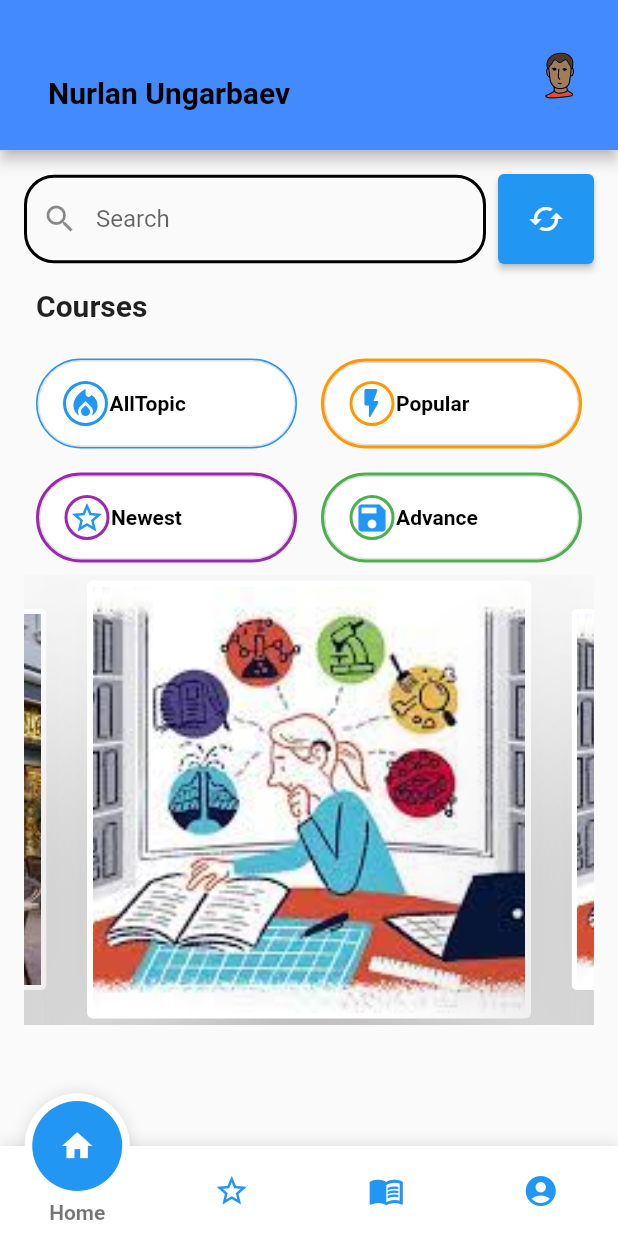
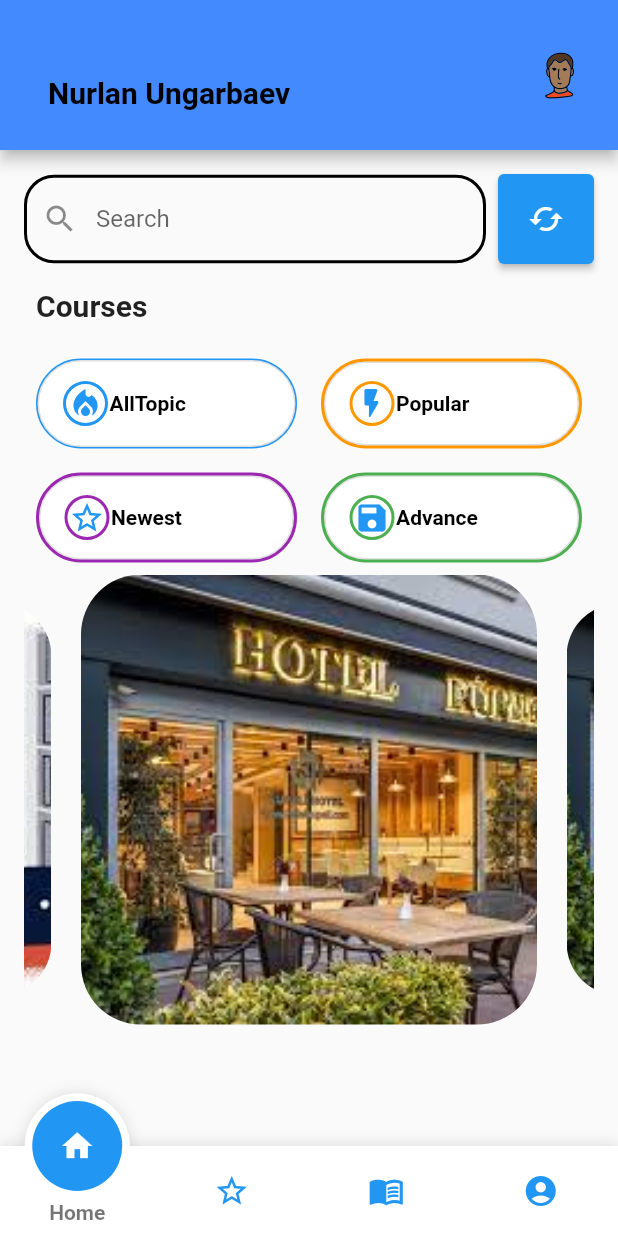
Before and after one commit to nurlan1998/task_ui, a Flutter app: the screen it shows after launch, on a phone screen of 412 x 824 dp. Run offline on Flutter 3.47's test engine with Material 2 defaults, Android fonts, the phone set to English and light mode, and no system bars; drawn by our look-alikes of carousel_slider, fancy_bottom_navigation.

```diff
--- a/lib/change_color_btn.dart
+++ /dev/null
@@ -1,6 +0,0 @@
-enum ChangeColor {
-  allTopicPressed,
-  newestPressed,
-  popularPressed,
-  advancePressed,
-}
--- a/lib/course.dart
+++ /dev/null
@@ -1,3 +0,0 @@
-class Course{
-
-}
--- a/lib/main.dart
+++ b/lib/main.dart
@@ -1,6 +1,5 @@
 import 'package:flutter/cupertino.dart';
 import 'package:flutter/material.dart';
-import 'package:task_ui/screens/screen_detail.dart';
 import 'package:task_ui/screens/screen_main.dart';
 
 void main() {
@@ -13,15 +12,15 @@ class MyApp extends StatelessWidget {
   // This widget is the root of your application.
   @override
   Widget build(BuildContext context) {
-    return MaterialApp(
+    return const MaterialApp(
 
       // home: DetailWidgetPage(),
-      // home: MainWidgetPage()
-      initialRoute: '/',
-      routes: {
-        '/': (BuildContext context) => const MainWidgetPage(),
-        '/detail' : (BuildContext context) => const DetailWidgetPage(),
-      },
+      home: MainWidgetPage()
+      // initialRoute: '/',
+      // routes: {
+      //   '/': (BuildContext context) => const MainWidgetPage(),
+      //   '/detail' : (BuildContext context) => const DetailWidgetPage(),
+      // },
     );
   }
 }
--- a/lib/screens/screen_main.dart
+++ b/lib/screens/screen_main.dart
@@ -1,18 +1,24 @@
+import 'package:fancy_bottom_navigation/fancy_bottom_navigation.dart';
 import 'package:flutter/cupertino.dart';
 import 'package:flutter/material.dart';
-import 'package:task_ui/widget/main_widget/btm_nav_bar_widget_.dart';
+import 'package:task_ui/widget/detail_widget/btn_price_widget.dart';
+import 'package:task_ui/widget/detail_widget/description_play_list_widget.dart';
+import 'package:task_ui/widget/detail_widget/header_image_widget.dart';
+import 'package:task_ui/widget/detail_widget/item_list_widget.dart';
 import 'package:task_ui/widget/main_widget/scroll_widget.dart';
 import 'package:task_ui/widget/main_widget/search_bar_widget.dart';
 import 'package:task_ui/widget/main_widget/type_course_widget.dart';
 
-class MainWidgetPage extends StatefulWidget{
+class MainWidgetPage extends StatefulWidget {
   const MainWidgetPage({Key? key}) : super(key: key);
 
   @override
   _MainWidgetState createState() => _MainWidgetState();
 }
 
-class _MainWidgetState extends State<MainWidgetPage>{
+class _MainWidgetState extends State<MainWidgetPage> {
+  int currentPage = 0;
+
   @override
   Widget build(BuildContext context) {
     return Scaffold(
@@ -22,32 +28,75 @@ class _MainWidgetState extends State<MainWidgetPage>{
         backgroundColor: Colors.blueAccent,
         title: Container(
             alignment: Alignment.bottomLeft,
-          margin: const EdgeInsets.only(top: 32.0,left: 16.0,bottom: 8.0),
-          child: const Text("Nurlan Ungarbaev",
-            style: TextStyle(color: Colors.black,fontWeight: FontWeight.bold),)
-          ),
+            margin: const EdgeInsets.only(top: 32.0, left: 16.0, bottom: 8.0),
+            child: const Text(
+              "Nurlan Ungarbaev",
+              style:
+                  TextStyle(color: Colors.black, fontWeight: FontWeight.bold),
+            )),
         actions: [
           Container(
               margin: const EdgeInsets.only(right: 16.0),
-           child:IconButton(
-               onPressed: () {}, icon: Image.asset("assets/profile.png"))
-          )
+              child: IconButton(
+                  onPressed: () {}, icon: Image.asset("assets/profile.png")))
         ],
       ),
       body: SingleChildScrollView(
           child: Container(
         padding: const EdgeInsets.all(16),
-          child: Column(
+        child: _getPage(currentPage),
+      )),
+      bottomNavigationBar: FancyBottomNavigation(
+        onTabChangedListener: (int position) {
+          setState(() {
+            currentPage = position;
+          });
+        },
+        tabs: [
+          TabData(
+            iconData: Icons.home,
+            title: "Home",
+          ),
+          TabData(
+            iconData: Icons.star_border,
+            title: "Favorite",
+          ),
+          TabData(
+            iconData: Icons.menu_book,
+            title: "Menu",
+          ),
+          // TabData(iconData: Icons.notification_important, title: "Notification"),
+          TabData(iconData: Icons.account_circle, title: "Profile"),
+        ],
+        // key: bottomNavigationKey,
+      ),
+    );
+  }
+
+  _getPage(int page) {
+    switch (page) {
+      case 0:
+        return Column(
+          mainAxisSize: MainAxisSize.min,
           children: const [
             SearchBarWidget(),
             TypeCourseWidget(),
             ScrollWidget(),
           ],
-          ),
-        ),
-      ),
-      bottomNavigationBar: const BtmNavBarWidget(),
         );
+      case 1:
+        return Column(
+          children: const [
+            HeaderImage(),
+            BtnPlayDescriptionWidget(),
+            ItemListWidget(),
+            ItemListWidget(),
+            ItemListWidget(),
+            ItemListWidget(),
+            BtnPriceWidget(),
+          ],
+        );
+    }
   }
 
   @override
--- a/lib/widget/detail_widget/btn_price_widget.dart
+++ b/lib/widget/detail_widget/btn_price_widget.dart
@@ -2,6 +2,7 @@ import 'package:flutter/cupertino.dart';
 import 'package:flutter/material.dart';
 import 'package:task_ui/widget/bottom_sheet_widget/bottom_sheet_widget.dart';
 
+//кнопки внизу скролла второй страницы
 class BtnPriceWidget extends StatefulWidget{
   const BtnPriceWidget({Key? key}) : super(key: key);
 
--- a/lib/widget/main_widget/btm_nav_bar_widget_.dart
+++ b/lib/widget/main_widget/btm_nav_bar_widget_.dart
@@ -2,36 +2,62 @@ import 'package:fancy_bottom_navigation/fancy_bottom_navigation.dart';
 import 'package:flutter/cupertino.dart';
 import 'package:flutter/material.dart';
 import 'package:task_ui/screens/screen_main.dart';
-
-class BtmNavBarWidget extends StatefulWidget{
-  const BtmNavBarWidget({Key? key}) : super(key: key);
-
-  @override
-  _BtmNavBarState createState() => _BtmNavBarState();
-}
-
-class _BtmNavBarState extends State<BtmNavBarWidget>{
-  int currentPage = 0;
-  GlobalKey bottomNavigationKey = GlobalKey();
-
-  @override
-  Widget build(BuildContext context) {
-    return FancyBottomNavigation(
-      onTabChangedListener: (int position) {
-        setState(() {
-          currentPage = position;
-          print(currentPage.toString());
-          if(currentPage == 1) Navigator.of(context).pushNamed("/detail");
-        });
-      },
-      tabs: [
-        TabData(iconData: Icons.home, title: "Home",),
-        TabData(iconData: Icons.star_border, title: "Favorite",),
-        TabData(iconData: Icons.menu_book, title: "Menu",
-        ),
-        // TabData(iconData: Icons.notification_important, title: "Notification"),
-        TabData(iconData: Icons.account_circle, title: "Profile"),
-      ],
-    );
-  }
-}
+//
+// class BtmNavBarWidget extends StatefulWidget{
+//   const BtmNavBarWidget({Key? key}) : super(key: key);
+//
+//   @override
+//   _BtmNavBarState createState() => _BtmNavBarState();
+// }
+//
+// class _BtmNavBarState extends State<BtmNavBarWidget>{
+//   int currentPage = 0;
+//   GlobalKey bottomNavigationKey = GlobalKey();
+//
+//   @override
+//   Widget build(BuildContext context) {
+//     return FancyBottomNavigation(
+//       onTabChangedListener: (int position) {
+//         setState(() {
+//           currentPage = position;
+//           // if(currentPage == 1) Navigator.of(context).pushNamed("/detail");
+//         });
+//       },
+//       tabs: [
+//         TabData(iconData: Icons.home, title: "Home",
+//         onclick: (){
+//           final FancyBottomNavigationState fState = bottomNavigationKey
+//               .currentState as FancyBottomNavigationState;
+//           // fState.setState(() {
+//           //   Navigator.of(context).pushNamed("/detail");
+//           // });
+//           fState.setState(() {
+//             Navigator.of(context).pushNamed("/detail");
+//           });
+//         }
+//         ),
+//         TabData(iconData: Icons.star_border, title: "Favorite",
+//         onclick: (){
+//           setState(() {
+//
+//           });
+//         }
+//         ),
+//         TabData(iconData: Icons.menu_book, title: "Menu",
+//         ),
+//         // TabData(iconData: Icons.notification_important, title: "Notification"),
+//         TabData(iconData: Icons.account_circle, title: "Profile"),
+//       ],
+//       key: bottomNavigationKey,
+//     );
+//   }
+//
+//   _getPage(int page){
+//     switch(page){
+//       case 0:
+//         return Navigator.of(context).pushNamed("/home");
+//       case 1:
+//        return Navigator.of(context).pushNamed("/detail");
+//     }
+//   }
+// }
--- a/lib/widget/main_widget/scroll_widget.dart
+++ b/lib/widget/main_widget/scroll_widget.dart
@@ -9,39 +9,18 @@ class ScrollWidget extends StatelessWidget{
   Widget build(BuildContext context) {
     return CarouselSlider(
       items: [
-        Card(
-          elevation: 64,
-          child: Container(
-            margin: const EdgeInsets.all(4.0),
-            decoration: BoxDecoration(
-              borderRadius: BorderRadius.circular(64.0),
-            ),
-            child: Image.asset(
-              "assets/course.jpg",
-              fit: BoxFit.cover,
-            ),
+        ClipRRect(
+          borderRadius: BorderRadius.circular(40),
+            child: Image.asset("assets/hotel.jpg",fit: BoxFit.cover,),
           ),
-        ),
-        Card(
-          elevation: 64,
-          child: Container(
-            margin: const EdgeInsets.all(4.0),
-            decoration: BoxDecoration(
-              borderRadius: BorderRadius.circular(64.0),
-            ),
+        ClipRRect(
+          borderRadius: BorderRadius.circular(40),
+            child: Image.asset("assets/hotel.jpg",fit: BoxFit.cover,),
+          ),
+        ClipRRect(
+          borderRadius: BorderRadius.circular(40),
             child: Image.asset("assets/course.jpg",fit: BoxFit.cover,),
           ),
-        ),
-        Card(
-          elevation: 64,
-          child: Container(
-            margin: const EdgeInsets.all(4.0),
-            decoration: BoxDecoration(
-              borderRadius: BorderRadius.circular(100.0),
-            ),
-            child: Image.asset("assets/hotel.jpg",fit: BoxFit.cover,),
-          ),
-        )
       ],
       options: CarouselOptions(
         height: 300.0,
@@ -55,5 +34,4 @@ class ScrollWidget extends StatelessWidget{
       ),
     );
   }
-
 }
--- a/lib/widget/main_widget/type_course_widget.dart
+++ b/lib/widget/main_widget/type_course_widget.dart
@@ -10,6 +10,7 @@ class TypeCourseWidget extends StatefulWidget{
 }
 
 class _TypeCourseState extends State<TypeCourseWidget>{
+  //нужно сделать через enum
   bool _allTopicPressed = false;
   bool _newestPressed = false;
   bool _popularPressed = false;
```
Also changed, not shown: lib/my_color.dart (deleted, +0 -9 lines), lib/screens/screen_detail.dart (deleted, +0 -45 lines), lib/widget/bottom_sheet_widget/bottom_sheet_widget.dart (+22 -20 lines). Lines whose indentation alone changed are shown as unchanged.
